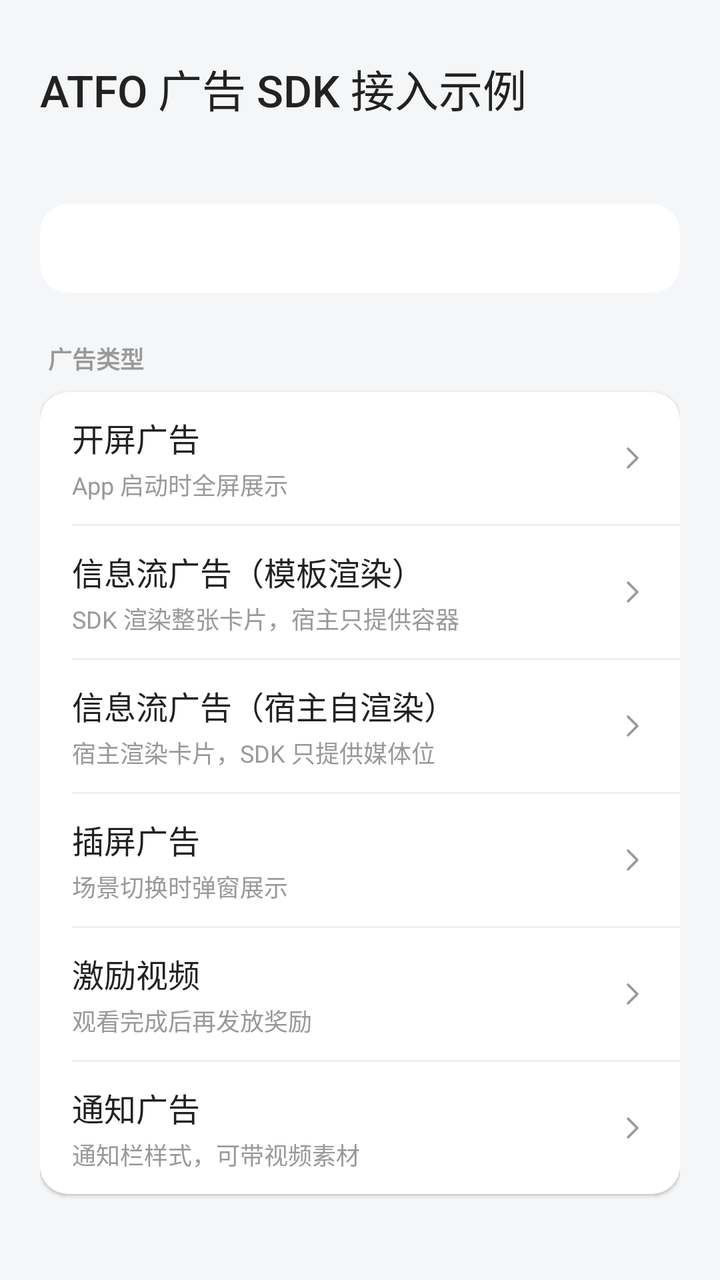
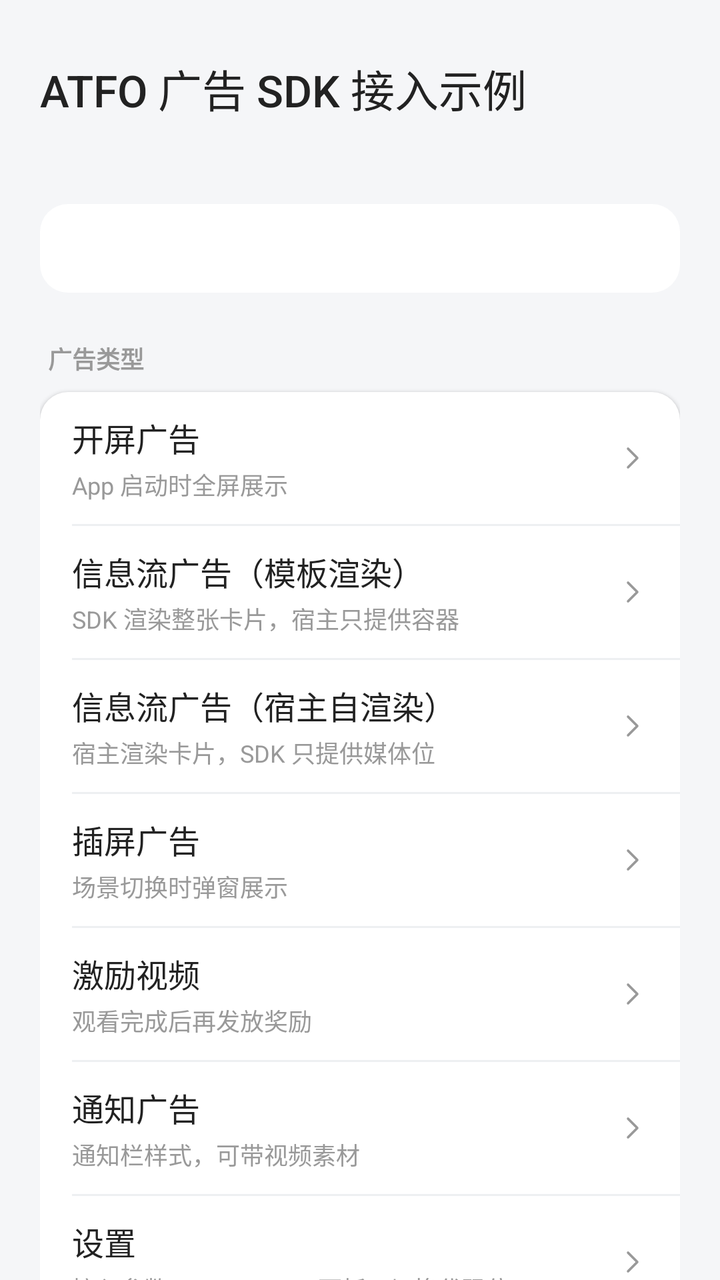

An Android layout rendered at two revisions. The XML below is the earlier revision; the diff shows what the commit changed to produce the second picture.
<!-- AndroidManifest.xml: application theme Theme.ATFOAndroidSdkDemo -->
<!-- res/layout/activity_main.xml -->
<?xml version="1.0" encoding="utf-8"?>
<ScrollView xmlns:android="http://schemas.android.com/apk/res/android"
    android:id="@+id/main"
    android:layout_width="match_parent"
    android:layout_height="match_parent"
    android:background="@color/page_bg"
    android:fillViewport="true"
    android:scrollbars="none">

    <LinearLayout
        android:layout_width="match_parent"
        android:layout_height="wrap_content"
        android:orientation="vertical"
        android:padding="20dp">

        <TextView
            android:layout_width="match_parent"
            android:layout_height="wrap_content"
            android:layout_marginTop="8dp"
            android:fontFamily="sans-serif-medium"
            android:text="ATFO 广告 SDK 接入示例"
            android:textColor="@color/ad_title"
            android:textSize="22sp" />

        <TextView
            android:layout_width="match_parent"
            android:layout_height="wrap_content"
            android:layout_marginTop="6dp"
            android:textColor="@color/ad_desc"
            android:textSize="13sp" />

        
        <TextView
            android:id="@+id/tv_state"
            android:layout_width="match_parent"
            android:layout_height="wrap_content"
            android:layout_marginTop="18dp"
            android:background="@drawable/bg_ad_card"
            android:fontFamily="monospace"
            android:lineSpacingExtra="3dp"
            android:padding="14dp"
            android:textColor="@color/ad_title"
            android:textSize="12sp" />

        <TextView
            android:layout_width="match_parent"
            android:layout_height="wrap_content"
            android:layout_marginBottom="8dp"
            android:layout_marginTop="24dp"
            android:paddingStart="4dp"
            android:text="广告类型"
            android:textColor="@color/ad_desc"
            android:textSize="12sp"
            android:textStyle="bold" />

        
        <LinearLayout
            android:layout_width="match_parent"
            android:layout_height="wrap_content"
            android:background="@drawable/bg_ad_card"
            android:elevation="1dp"
            android:orientation="vertical">

            <LinearLayout
                android:id="@+id/row_splash"
                style="@style/Widget.AtfoDemo.EntryRow">

                <LinearLayout style="@style/Widget.AtfoDemo.EntryRowText">

                    <TextView
                        style="@style/Widget.AtfoDemo.EntryRowTitle"
                        android:text="开屏广告" />

                    <TextView
                        style="@style/Widget.AtfoDemo.EntryRowDesc"
                        android:text="App 启动时全屏展示" />
                </LinearLayout>

                <ImageView style="@style/Widget.AtfoDemo.EntryRowChevron" />
            </LinearLayout>

            <View style="@style/Widget.AtfoDemo.EntryRowDivider" />

            <LinearLayout
                android:id="@+id/row_feed"
                style="@style/Widget.AtfoDemo.EntryRow">

                <LinearLayout style="@style/Widget.AtfoDemo.EntryRowText">

                    <TextView
                        style="@style/Widget.AtfoDemo.EntryRowTitle"
                        android:text="信息流广告（模板渲染）" />

                    <TextView
                        style="@style/Widget.AtfoDemo.EntryRowDesc"
                        android:text="SDK 渲染整张卡片，宿主只提供容器" />
                </LinearLayout>

                <ImageView style="@style/Widget.AtfoDemo.EntryRowChevron" />
            </LinearLayout>

            <View style="@style/Widget.AtfoDemo.EntryRowDivider" />

            <LinearLayout
                android:id="@+id/row_feed_self_render"
                style="@style/Widget.AtfoDemo.EntryRow">

                <LinearLayout style="@style/Widget.AtfoDemo.EntryRowText">

                    <TextView
                        style="@style/Widget.AtfoDemo.EntryRowTitle"
                        android:text="信息流广告（宿主自渲染）" />

                    <TextView
                        style="@style/Widget.AtfoDemo.EntryRowDesc"
                        android:text="宿主渲染卡片，SDK 只提供媒体位" />
                </LinearLayout>

                <ImageView style="@style/Widget.AtfoDemo.EntryRowChevron" />
            </LinearLayout>

            <View style="@style/Widget.AtfoDemo.EntryRowDivider" />

            <LinearLayout
                android:id="@+id/row_interstitial"
                style="@style/Widget.AtfoDemo.EntryRow">

                <LinearLayout style="@style/Widget.AtfoDemo.EntryRowText">

                    <TextView
                        style="@style/Widget.AtfoDemo.EntryRowTitle"
                        android:text="插屏广告" />

                    <TextView
                        style="@style/Widget.AtfoDemo.EntryRowDesc"
                        android:text="场景切换时弹窗展示" />
                </LinearLayout>

                <ImageView style="@style/Widget.AtfoDemo.EntryRowChevron" />
            </LinearLayout>

            <View style="@style/Widget.AtfoDemo.EntryRowDivider" />

            <LinearLayout
                android:id="@+id/row_reward"
                style="@style/Widget.AtfoDemo.EntryRow">

                <LinearLayout style="@style/Widget.AtfoDemo.EntryRowText">

                    <TextView
                        style="@style/Widget.AtfoDemo.EntryRowTitle"
                        android:text="激励视频" />

                    <TextView
                        style="@style/Widget.AtfoDemo.EntryRowDesc"
                        android:text="观看完成后再发放奖励" />
                </LinearLayout>

                <ImageView style="@style/Widget.AtfoDemo.EntryRowChevron" />
            </LinearLayout>

            <View style="@style/Widget.AtfoDemo.EntryRowDivider" />

            <LinearLayout
                android:id="@+id/row_notify"
                style="@style/Widget.AtfoDemo.EntryRow">

                <LinearLayout style="@style/Widget.AtfoDemo.EntryRowText">

                    <TextView
                        style="@style/Widget.AtfoDemo.EntryRowTitle"
                        android:text="通知广告" />

                    <TextView
                        style="@style/Widget.AtfoDemo.EntryRowDesc"
                        android:text="通知栏样式，可带视频素材" />
                </LinearLayout>

                <ImageView style="@style/Widget.AtfoDemo.EntryRowChevron" />
            </LinearLayout>
        </LinearLayout>

    </LinearLayout>
</ScrollView>
<!-- resources referenced by this layout -->
<resources>
  <color name="ad_desc">#999999</color>
  <color name="ad_title">#222222</color>
  <color name="page_bg">#F5F6F8</color>
  <!-- drawable bg_ad_card (drawable) -->
  <?xml version="1.0" encoding="utf-8"?>
  <shape xmlns:android="http://schemas.android.com/apk/res/android"
      android:shape="rectangle">
      <solid android:color="@color/white" />
      <corners android:radius="14dp" />
  </shape>
  <style name="Widget.AtfoDemo.EntryRow" parent="">
          <item name="android:layout_width">match_parent</item>
          <item name="android:layout_height">wrap_content</item>
          <item name="android:minHeight">64dp</item>
          <item name="android:orientation">horizontal</item>
          <item name="android:gravity">center_vertical</item>
          <item name="android:paddingStart">16dp</item>
          <item name="android:paddingEnd">16dp</item>
          <item name="android:paddingTop">11dp</item>
          <item name="android:paddingBottom">11dp</item>
          <item name="android:background">?attr/selectableItemBackground</item>
          <item name="android:clickable">true</item>
          <item name="android:focusable">true</item>
      </style>
  <style name="Widget.AtfoDemo.EntryRowChevron" parent="">
          <item name="android:layout_width">16dp</item>
          <item name="android:layout_height">16dp</item>
          <item name="android:layout_marginStart">12dp</item>
          <item name="android:importantForAccessibility">no</item>
          <item name="android:src">@drawable/ic_chevron_right</item>
      </style>
  <style name="Widget.AtfoDemo.EntryRowDesc" parent="">
          <item name="android:layout_width">match_parent</item>
          <item name="android:layout_height">wrap_content</item>
          <item name="android:layout_marginTop">3dp</item>
          <item name="android:ellipsize">end</item>
          <item name="android:maxLines">1</item>
          <item name="android:textColor">@color/ad_desc</item>
          <item name="android:textSize">12sp</item>
      </style>
  <style name="Widget.AtfoDemo.EntryRowDivider" parent="">
          <item name="android:layout_width">match_parent</item>
          <item name="android:layout_height">1dp</item>
          <item name="android:layout_marginStart">16dp</item>
          <item name="android:background">@color/divider</item>
      </style>
  <style name="Widget.AtfoDemo.EntryRowText" parent="">
          <item name="android:layout_width">0dp</item>
          <item name="android:layout_height">wrap_content</item>
          <item name="android:layout_weight">1</item>
          <item name="android:orientation">vertical</item>
      </style>
  <style name="Widget.AtfoDemo.EntryRowTitle" parent="">
          <item name="android:layout_width">match_parent</item>
          <item name="android:layout_height">wrap_content</item>
          <item name="android:ellipsize">end</item>
          <item name="android:fontFamily">sans-serif-medium</item>
          <item name="android:maxLines">1</item>
          <item name="android:textColor">@color/ad_title</item>
          <item name="android:textSize">16sp</item>
      </style>
  <style name="Theme.ATFOAndroidSdkDemo" parent="Base.Theme.ATFOAndroidSdkDemo" />
  <color name="white">#FFFFFFFF</color>
  <!-- drawable ic_chevron_right (drawable) -->
  <?xml version="1.0" encoding="utf-8"?>
  <vector xmlns:android="http://schemas.android.com/apk/res/android"
      android:width="16dp"
      android:height="16dp"
      android:viewportWidth="24"
      android:viewportHeight="24">
      <path
          android:pathData="M9,5L16,12L9,19"
          android:strokeColor="@color/ad_desc"
          android:strokeWidth="1.8"
          android:strokeLineCap="round"
          android:strokeLineJoin="round" />
  </vector>
  <color name="divider">#EEF0F2</color>
  <style name="Base.Theme.ATFOAndroidSdkDemo" parent="Theme.Material3.DayNight.NoActionBar">
          
          
      </style>
</resources>

<!-- the commit's change to res/layout/activity_main.xml (unified diff, before → after) -->
@@ -178,6 +178,26 @@
 
                 <ImageView style="@style/Widget.AtfoDemo.EntryRowChevron" />
             </LinearLayout>
+
+            <View style="@style/Widget.AtfoDemo.EntryRowDivider" />
+
+            <LinearLayout
+                android:id="@+id/row_settings"
+                style="@style/Widget.AtfoDemo.EntryRow">
+
+                <LinearLayout style="@style/Widget.AtfoDemo.EntryRowText">
+
+                    <TextView
+                        style="@style/Widget.AtfoDemo.EntryRowTitle"
+                        android:text="设置" />
+
+                    <TextView
+                        style="@style/Widget.AtfoDemo.EntryRowDesc"
+                        android:text="接入参数、SDK Debug 面板、切换代码位" />
+                </LinearLayout>
+
+                <ImageView style="@style/Widget.AtfoDemo.EntryRowChevron" />
+            </LinearLayout>
         </LinearLayout>
 
     </LinearLayout>
